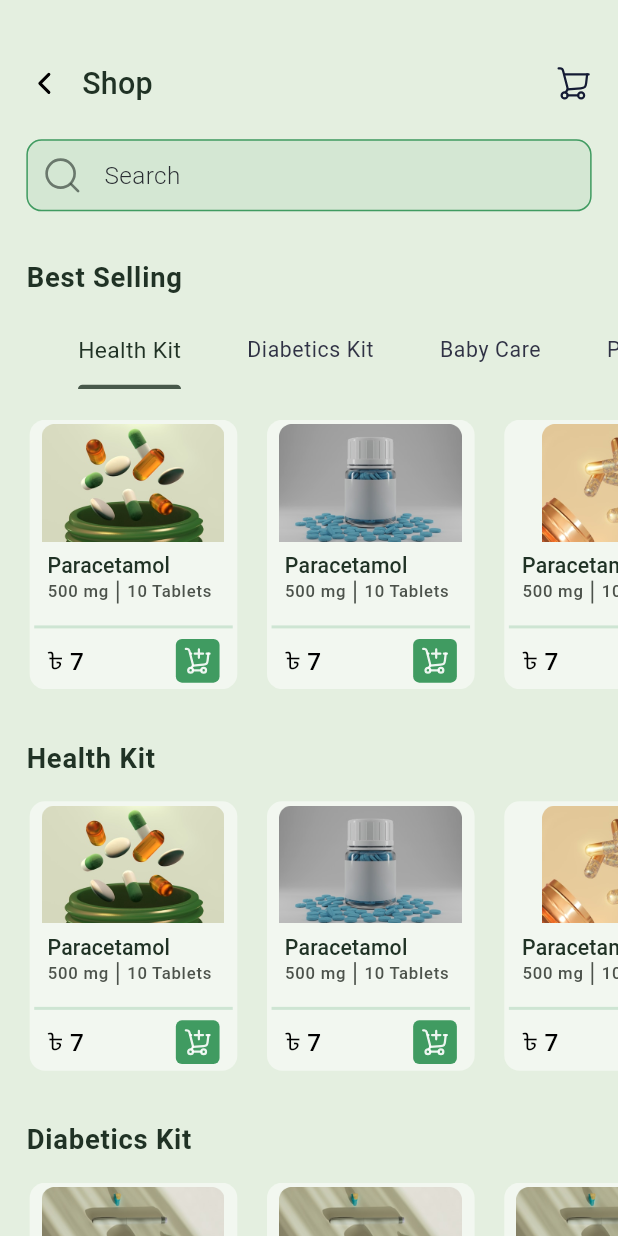
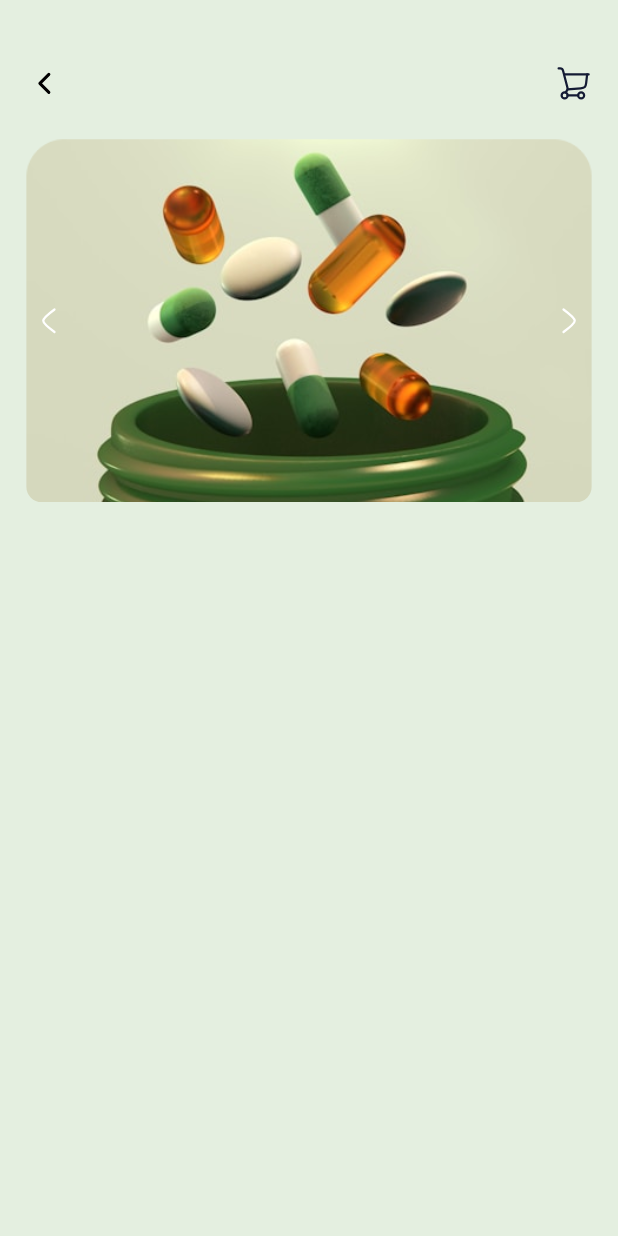
Before and after one commit to safridbhueyan/medical_Strore_App, a Flutter app: the screen it shows after launch, after a tap on "Paracetamol", on a phone screen of 412 x 824 dp. Run offline on Flutter 3.47's test engine with Material 3 defaults, Android fonts, the phone set to English and light mode, and no system bars; our stand-ins replace connectivity_plus, flutter_screenutil, flutter_svg, fluttertoast, get, google_fonts and 1 more.

Commit message:
details screen

```diff
--- a/lib/core/constant/icons.dart
+++ b/lib/core/constant/icons.dart
@@ -10,4 +10,6 @@ class AppIcons {
   static const String cartAddIcon = '$iconPath/shopping-cart-add-02 (1).svg';
   static const String deliveryIcon = '$iconPath/truck-delivery.svg';
   static const String uIDIcon = '$iconPath/user-id-verification.svg';
+  static const String leftArrow = '$iconPath/arrow_left.svg';
+  static const String rightArrow = '$iconPath/arrow_right.svg';
 }
--- a/lib/core/constant/images.dart
+++ b/lib/core/constant/images.dart
@@ -2,7 +2,7 @@ class AppImages {
   static const String path = "assets/images";
   static const String pracetamol1 = '$path/Rectangle 3.png';
   static const String pracetamol2 = '$path/Rectangle 5 (1).png';
-  static const String pracetamol3 = '$path/Rectangle 5 (2).png';
+  static const String pracetamol3 = '$path/Rectangle 5.png';
   static const String stetoscope = '$path/Rectangle 3 (4).png';
   static const String injection = '$path/Rectangle 5 (3).png';
   static const String medkit = '$path/Rectangle 5 (4).png';
--- /dev/null
+++ b/lib/src/features/product_details_screens/view/product_details_screen.dart
@@ -0,0 +1,65 @@
+import 'package:flutter/material.dart';
+import 'package:flutter_screenutil/flutter_screenutil.dart';
+import 'package:flutter_svg/flutter_svg.dart';
+import 'package:get/get.dart';
+import 'package:medical_store_app/core/constant/icons.dart';
+import 'package:medical_store_app/core/constant/padding.dart';
+import 'package:medical_store_app/src/features/shop_Screen/controller/medicineList_controller.dart';
+import 'package:medical_store_app/src/features/shop_Screen/view/widgets/appBar.dart';
+
+class ProductDetailsScreen extends StatelessWidget {
+  final int id;
+  final MedicinelistController controller = Get.put(MedicinelistController());
+  ProductDetailsScreen({super.key, required this.id});
+
+  @override
+  Widget build(BuildContext context) {
+    final data = controller.getByID(id);
+    return Scaffold(
+      body: Column(
+        children: [
+          SizedBox(height: 40.h),
+          Padding(
+            padding: AppPadding.screenHorizontal,
+            child: Appbar(title: "", onTap: () {}),
+          ),
+          SizedBox(height: 22.h),
+          Padding(
+            padding: AppPadding.screenHorizontal,
+            child: ClipRRect(
+              borderRadius: BorderRadiusGeometry.circular(10.r),
+              child: Stack(
+                children: [
+                  Image.asset(data!.img),
+                  Positioned(
+                    top: 5,
+                    bottom: 5,
+                    left: 0,
+                    right: 0,
+                    child: Row(
+                      children: [
+                        GestureDetector(
+                          onTap: () {
+                            // sliding picture logic will be here
+                          },
+                          child: SvgPicture.asset(AppIcons.rightArrow),
+                        ),
+                        Spacer(),
+                        GestureDetector(
+                          onTap: () {
+                            // same sliding logic will go here
+                          },
+                          child: SvgPicture.asset(AppIcons.leftArrow),
+                        ),
+                      ],
+                    ),
+                  ),
+                ],
+              ),
+            ),
+          ),
+        ],
+      ),
+    );
+  }
+}
--- a/lib/src/features/shop_Screen/controller/medicineList_controller.dart
+++ b/lib/src/features/shop_Screen/controller/medicineList_controller.dart
@@ -149,4 +149,8 @@ class MedicinelistController extends GetxController {
   List<MedicineModel> getByCategory(String category) {
     return medicine.where((m) => m.catagory == category).toList();
   }
+
+  MedicineModel? getByID(int id) {
+    return medicine.firstWhereOrNull((m) => m.id == id);
+  }
 }
--- a/lib/src/features/shop_Screen/view/widgets/appBar.dart
+++ b/lib/src/features/shop_Screen/view/widgets/appBar.dart
@@ -3,6 +3,7 @@
 import 'package:flutter/material.dart';
 import 'package:flutter_screenutil/flutter_screenutil.dart';
 import 'package:flutter_svg/svg.dart';
+import 'package:get/get.dart';
 import 'package:medical_store_app/core/constant/icons.dart';
 import 'package:medical_store_app/core/theme/theme_extension/app_colors.dart';
 
@@ -16,7 +17,12 @@ class Appbar extends StatelessWidget {
     final style = Theme.of(context).textTheme;
     return Row(
       children: [
-        SvgPicture.asset(AppIcons.backArrow),
+        GestureDetector(
+          onTap: () {
+            Get.back();
+          },
+          child: SvgPicture.asset(AppIcons.backArrow),
+        ),
         SizedBox(width: 12.w),
         Text(
           title,
--- a/lib/src/features/shop_Screen/view/widgets/custom_list_tile.dart
+++ b/lib/src/features/shop_Screen/view/widgets/custom_list_tile.dart
@@ -1,8 +1,10 @@
 import 'package:flutter/cupertino.dart';
 import 'package:flutter_screenutil/flutter_screenutil.dart';
+import 'package:get/get.dart';
 import 'package:get/get_core/src/get_main.dart';
 import 'package:get/get_instance/get_instance.dart';
 import 'package:get/get_state_manager/src/rx_flutter/rx_obx_widget.dart';
+import 'package:medical_store_app/src/features/product_details_screens/view/product_details_screen.dart';
 import 'package:medical_store_app/src/features/shop_Screen/controller/medicineList_controller.dart';
 import 'package:medical_store_app/src/features/shop_Screen/view/widgets/custom_Contaier.dart';
 
@@ -33,7 +35,9 @@ class CustomListTile extends StatelessWidget {
                 power: controllers[index].power,
                 quantity: controllers[index].quantity,
                 price: controllers[index].price,
-                onTap: () {},
+                onTap: () {
+                  Get.to(() => ProductDetailsScreen(id: controllers[index].id));
+                },
               ),
             );
           },
--- a/lib/src/features/shop_Screen/view/widgets/healthKit_screen.dart
+++ b/lib/src/features/shop_Screen/view/widgets/healthKit_screen.dart
@@ -36,7 +36,6 @@ class HealthkitScreen extends StatelessWidget {
               ),
             ),
             SizedBox(height: 15.h),
-
             CustomListTile(category: "Health Kit"),
             SizedBox(height: 32.h),
             Padding(
```
Also changed, not shown: assets/icons/arrow_left.svg (added), assets/icons/arrow_right.svg (added), assets/images/Rectangle 5 (2).png (deleted), assets/images/Rectangle 5 (4).png, assets/images/Rectangle 5 (4.png (added).
